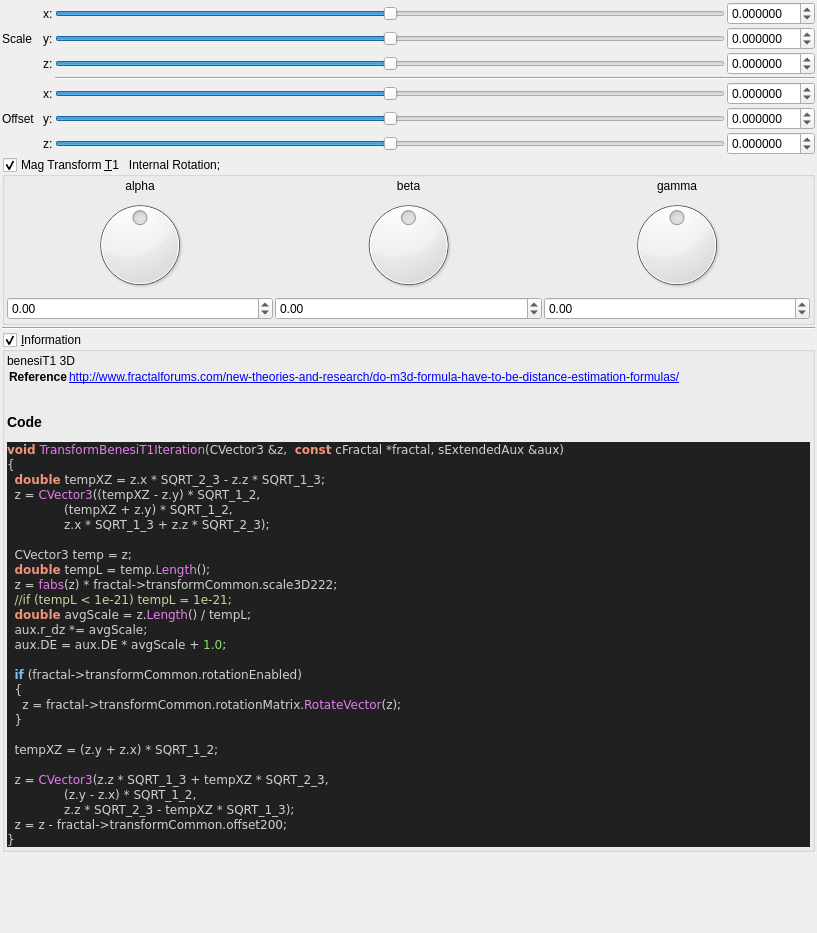
Before: the Qt Designer form mandelbulber2/qt_data/fractal_transf_benesi_T1.ui in buddhi1980/mandelbulber2, drawn with Qt 5.
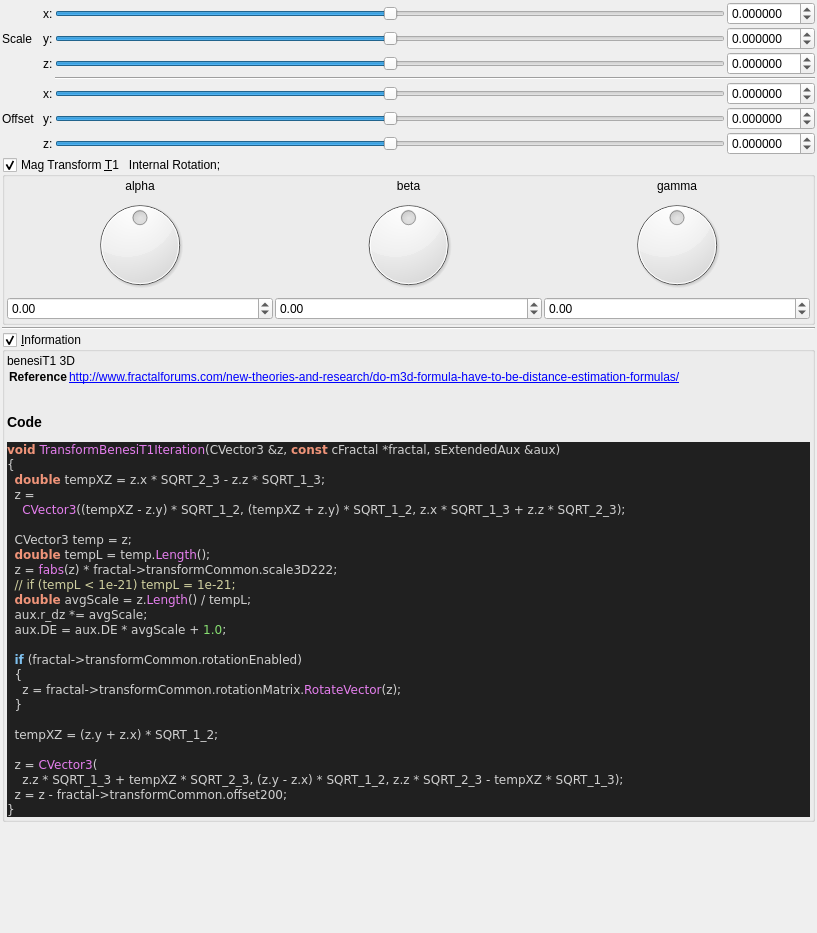
After: the same form once the commit is applied. Custom widgets are drawn as their Qt base class.

Commit message:
source code format for fractal_formulas.cpp
- now complete code base is refactored!
- also regenerated ui files with populateUiInformation.php
- codeStyleCheck.php is now fully functional and can be used auto
refactor the code base (may be a little slow)

```diff
--- a/mandelbulber2/qt_data/fractal_transf_benesi_T1.ui
+++ b/mandelbulber2/qt_data/fractal_transf_benesi_T1.ui
@@ -629,17 +629,16 @@
 &lt;/table&gt;
 &lt;h3&gt;Code&lt;/h3&gt;
 &lt;body style=&quot;background-color:#202020&quot;&gt;
-&lt;pre style=&quot;color:#d0d0d0; background-color:#202020;  font-family:'Courier New',monospace;&quot;&gt;&lt;span style=&quot;color:#f09479; font-weight:bold&quot;&gt;void&lt;/span&gt; &lt;span style=&quot;color:#e47eed&quot;&gt;TransformBenesiT1Iteration&lt;/span&gt;&lt;span style=&quot;color:#d0d0d0&quot;&gt;(&lt;/span&gt;CVector3 &lt;span style=&quot;color:#d0d0d0&quot;&gt;&amp;amp;&lt;/span&gt;z&lt;span style=&quot;color:#d0d0d0&quot;&gt;,&lt;/span&gt;  &lt;span style=&quot;color:#f09479; font-weight:bold&quot;&gt;const&lt;/span&gt; cFractal &lt;span style=&quot;color:#d0d0d0&quot;&gt;*&lt;/span&gt;fractal&lt;span style=&quot;color:#d0d0d0&quot;&gt;,&lt;/span&gt; sExtendedAux &lt;span style=&quot;color:#d0d0d0&quot;&gt;&amp;amp;&lt;/span&gt;aux&lt;span style=&quot;color:#d0d0d0&quot;&gt;)&lt;/span&gt;
+&lt;pre style=&quot;color:#d0d0d0; background-color:#202020;  font-family:'Courier New',monospace;&quot;&gt;&lt;span style=&quot;color:#f09479; font-weight:bold&quot;&gt;void&lt;/span&gt; &lt;span style=&quot;color:#e47eed&quot;&gt;TransformBenesiT1Iteration&lt;/span&gt;&lt;span style=&quot;color:#d0d0d0&quot;&gt;(&lt;/span&gt;CVector3 &lt;span style=&quot;color:#d0d0d0&quot;&gt;&amp;amp;&lt;/span&gt;z&lt;span style=&quot;color:#d0d0d0&quot;&gt;,&lt;/span&gt; &lt;span style=&quot;color:#f09479; font-weight:bold&quot;&gt;const&lt;/span&gt; cFractal &lt;span style=&quot;color:#d0d0d0&quot;&gt;*&lt;/span&gt;fractal&lt;span style=&quot;color:#d0d0d0&quot;&gt;,&lt;/span&gt; sExtendedAux &lt;span style=&quot;color:#d0d0d0&quot;&gt;&amp;amp;&lt;/span&gt;aux&lt;span style=&quot;color:#d0d0d0&quot;&gt;)&lt;/span&gt;
 &lt;span style=&quot;color:#d0d0d0&quot;&gt;{&lt;/span&gt;
   &lt;span style=&quot;color:#f09479; font-weight:bold&quot;&gt;double&lt;/span&gt; tempXZ &lt;span style=&quot;color:#d0d0d0&quot;&gt;=&lt;/span&gt; z&lt;span style=&quot;color:#d0d0d0&quot;&gt;.&lt;/span&gt;x &lt;span style=&quot;color:#d0d0d0&quot;&gt;*&lt;/span&gt; SQRT_2_3 &lt;span style=&quot;color:#d0d0d0&quot;&gt;-&lt;/span&gt; z&lt;span style=&quot;color:#d0d0d0&quot;&gt;.&lt;/span&gt;z &lt;span style=&quot;color:#d0d0d0&quot;&gt;*&lt;/span&gt; SQRT_1_3&lt;span style=&quot;color:#d0d0d0&quot;&gt;;&lt;/span&gt;
-  z &lt;span style=&quot;color:#d0d0d0&quot;&gt;=&lt;/span&gt; &lt;span style=&quot;color:#e47eed&quot;&gt;CVector3&lt;/span&gt;&lt;span style=&quot;color:#d0d0d0&quot;&gt;((&lt;/span&gt;tempXZ &lt;span style=&quot;color:#d0d0d0&quot;&gt;-&lt;/span&gt; z&lt;span style=&quot;color:#d0d0d0&quot;&gt;.&lt;/span&gt;y&lt;span style=&quot;color:#d0d0d0&quot;&gt;) *&lt;/span&gt; SQRT_1_2&lt;span style=&quot;color:#d0d0d0&quot;&gt;,&lt;/span&gt;
-               &lt;span style=&quot;color:#d0d0d0&quot;&gt;(&lt;/span&gt;tempXZ &lt;span style=&quot;color:#d0d0d0&quot;&gt;+&lt;/span&gt; z&lt;span style=&quot;color:#d0d0d0&quot;&gt;.&lt;/span&gt;y&lt;span style=&quot;color:#d0d0d0&quot;&gt;) *&lt;/span&gt; SQRT_1_2&lt;span style=&quot;color:#d0d0d0&quot;&gt;,&lt;/span&gt;
-               z&lt;span style=&quot;color:#d0d0d0&quot;&gt;.&lt;/span&gt;x &lt;span style=&quot;color:#d0d0d0&quot;&gt;*&lt;/span&gt; SQRT_1_3 &lt;span style=&quot;color:#d0d0d0&quot;&gt;+&lt;/span&gt; z&lt;span style=&quot;color:#d0d0d0&quot;&gt;.&lt;/span&gt;z &lt;span style=&quot;color:#d0d0d0&quot;&gt;*&lt;/span&gt; SQRT_2_3&lt;span style=&quot;color:#d0d0d0&quot;&gt;);&lt;/span&gt;
+  z &lt;span style=&quot;color:#d0d0d0&quot;&gt;=&lt;/span&gt;
+    &lt;span style=&quot;color:#e47eed&quot;&gt;CVector3&lt;/span&gt;&lt;span style=&quot;color:#d0d0d0&quot;&gt;((&lt;/span&gt;tempXZ &lt;span style=&quot;color:#d0d0d0&quot;&gt;-&lt;/span&gt; z&lt;span style=&quot;color:#d0d0d0&quot;&gt;.&lt;/span&gt;y&lt;span style=&quot;color:#d0d0d0&quot;&gt;) *&lt;/span&gt; SQRT_1_2&lt;span style=&quot;color:#d0d0d0&quot;&gt;, (&lt;/span&gt;tempXZ &lt;span style=&quot;color:#d0d0d0&quot;&gt;+&lt;/span&gt; z&lt;span style=&quot;color:#d0d0d0&quot;&gt;.&lt;/span&gt;y&lt;span style=&quot;color:#d0d0d0&quot;&gt;) *&lt;/span&gt; SQRT_1_2&lt;span style=&quot;color:#d0d0d0&quot;&gt;,&lt;/span&gt; z&lt;span style=&quot;color:#d0d0d0&quot;&gt;.&lt;/span&gt;x &lt;span style=&quot;color:#d0d0d0&quot;&gt;*&lt;/span&gt; SQRT_1_3 &lt;span style=&quot;color:#d0d0d0&quot;&gt;+&lt;/span&gt; z&lt;span style=&quot;color:#d0d0d0&quot;&gt;.&lt;/span&gt;z &lt;span style=&quot;color:#d0d0d0&quot;&gt;*&lt;/span&gt; SQRT_2_3&lt;span style=&quot;color:#d0d0d0&quot;&gt;);&lt;/span&gt;
 
   CVector3 temp &lt;span style=&quot;color:#d0d0d0&quot;&gt;=&lt;/span&gt; z&lt;span style=&quot;color:#d0d0d0&quot;&gt;;&lt;/span&gt;
   &lt;span style=&quot;color:#f09479; font-weight:bold&quot;&gt;double&lt;/span&gt; tempL &lt;span style=&quot;color:#d0d0d0&quot;&gt;=&lt;/span&gt; temp&lt;span style=&quot;color:#d0d0d0&quot;&gt;.&lt;/span&gt;&lt;span style=&quot;color:#e47eed&quot;&gt;Length&lt;/span&gt;&lt;span style=&quot;color:#d0d0d0&quot;&gt;();&lt;/span&gt;
   z &lt;span style=&quot;color:#d0d0d0&quot;&gt;=&lt;/span&gt; &lt;span style=&quot;color:#e47eed&quot;&gt;fabs&lt;/span&gt;&lt;span style=&quot;color:#d0d0d0&quot;&gt;(&lt;/span&gt;z&lt;span style=&quot;color:#d0d0d0&quot;&gt;) *&lt;/span&gt; fractal&lt;span style=&quot;color:#d0d0d0&quot;&gt;-&amp;gt;&lt;/span&gt;transformCommon&lt;span style=&quot;color:#d0d0d0&quot;&gt;.&lt;/span&gt;scale3D222&lt;span style=&quot;color:#d0d0d0&quot;&gt;;&lt;/span&gt;
-  &lt;span style=&quot;color:#d0d0a0&quot;&gt;//if (tempL &amp;lt; 1e-21) tempL = 1e-21;&lt;/span&gt;
+  &lt;span style=&quot;color:#d0d0a0&quot;&gt;// if (tempL &amp;lt; 1e-21) tempL = 1e-21;&lt;/span&gt;
   &lt;span style=&quot;color:#f09479; font-weight:bold&quot;&gt;double&lt;/span&gt; avgScale &lt;span style=&quot;color:#d0d0d0&quot;&gt;=&lt;/span&gt; z&lt;span style=&quot;color:#d0d0d0&quot;&gt;.&lt;/span&gt;&lt;span style=&quot;color:#e47eed&quot;&gt;Length&lt;/span&gt;&lt;span style=&quot;color:#d0d0d0&quot;&gt;() /&lt;/span&gt; tempL&lt;span style=&quot;color:#d0d0d0&quot;&gt;;&lt;/span&gt;
   aux&lt;span style=&quot;color:#d0d0d0&quot;&gt;.&lt;/span&gt;r_dz &lt;span style=&quot;color:#d0d0d0&quot;&gt;*=&lt;/span&gt; avgScale&lt;span style=&quot;color:#d0d0d0&quot;&gt;;&lt;/span&gt;
   aux&lt;span style=&quot;color:#d0d0d0&quot;&gt;.&lt;/span&gt;DE &lt;span style=&quot;color:#d0d0d0&quot;&gt;=&lt;/span&gt; aux&lt;span style=&quot;color:#d0d0d0&quot;&gt;.&lt;/span&gt;DE &lt;span style=&quot;color:#d0d0d0&quot;&gt;*&lt;/span&gt; avgScale &lt;span style=&quot;color:#d0d0d0&quot;&gt;+&lt;/span&gt; &lt;span style=&quot;color:#87df71&quot;&gt;1.0&lt;/span&gt;&lt;span style=&quot;color:#d0d0d0&quot;&gt;;&lt;/span&gt;
@@ -651,9 +650,8 @@
 
   tempXZ &lt;span style=&quot;color:#d0d0d0&quot;&gt;= (&lt;/span&gt;z&lt;span style=&quot;color:#d0d0d0&quot;&gt;.&lt;/span&gt;y &lt;span style=&quot;color:#d0d0d0&quot;&gt;+&lt;/span&gt; z&lt;span style=&quot;color:#d0d0d0&quot;&gt;.&lt;/span&gt;x&lt;span style=&quot;color:#d0d0d0&quot;&gt;) *&lt;/span&gt; SQRT_1_2&lt;span style=&quot;color:#d0d0d0&quot;&gt;;&lt;/span&gt;
 
-  z &lt;span style=&quot;color:#d0d0d0&quot;&gt;=&lt;/span&gt; &lt;span style=&quot;color:#e47eed&quot;&gt;CVector3&lt;/span&gt;&lt;span style=&quot;color:#d0d0d0&quot;&gt;(&lt;/span&gt;z&lt;span style=&quot;color:#d0d0d0&quot;&gt;.&lt;/span&gt;z &lt;span style=&quot;color:#d0d0d0&quot;&gt;*&lt;/span&gt; SQRT_1_3 &lt;span style=&quot;color:#d0d0d0&quot;&gt;+&lt;/span&gt; tempXZ &lt;span style=&quot;color:#d0d0d0&quot;&gt;*&lt;/span&gt; SQRT_2_3&lt;span style=&quot;color:#d0d0d0&quot;&gt;,&lt;/span&gt;
-               &lt;span style=&quot;color:#d0d0d0&quot;&gt;(&lt;/span&gt;z&lt;span style=&quot;color:#d0d0d0&quot;&gt;.&lt;/span&gt;y &lt;span style=&quot;color:#d0d0d0&quot;&gt;-&lt;/span&gt; z&lt;span style=&quot;color:#d0d0d0&quot;&gt;.&lt;/span&gt;x&lt;span style=&quot;color:#d0d0d0&quot;&gt;) *&lt;/span&gt; SQRT_1_2&lt;span style=&quot;color:#d0d0d0&quot;&gt;,&lt;/span&gt;
-               z&lt;span style=&quot;color:#d0d0d0&quot;&gt;.&lt;/span&gt;z &lt;span style=&quot;color:#d0d0d0&quot;&gt;*&lt;/span&gt; SQRT_2_3 &lt;span style=&quot;color:#d0d0d0&quot;&gt;-&lt;/span&gt; tempXZ &lt;span style=&quot;color:#d0d0d0&quot;&gt;*&lt;/span&gt; SQRT_1_3&lt;span style=&quot;color:#d0d0d0&quot;&gt;);&lt;/span&gt;
+  z &lt;span style=&quot;color:#d0d0d0&quot;&gt;=&lt;/span&gt; &lt;span style=&quot;color:#e47eed&quot;&gt;CVector3&lt;/span&gt;&lt;span style=&quot;color:#d0d0d0&quot;&gt;(&lt;/span&gt;
+    z&lt;span style=&quot;color:#d0d0d0&quot;&gt;.&lt;/span&gt;z &lt;span style=&quot;color:#d0d0d0&quot;&gt;*&lt;/span&gt; SQRT_1_3 &lt;span style=&quot;color:#d0d0d0&quot;&gt;+&lt;/span&gt; tempXZ &lt;span style=&quot;color:#d0d0d0&quot;&gt;*&lt;/span&gt; SQRT_2_3&lt;span style=&quot;color:#d0d0d0&quot;&gt;, (&lt;/span&gt;z&lt;span style=&quot;color:#d0d0d0&quot;&gt;.&lt;/span&gt;y &lt;span style=&quot;color:#d0d0d0&quot;&gt;-&lt;/span&gt; z&lt;span style=&quot;color:#d0d0d0&quot;&gt;.&lt;/span&gt;x&lt;span style=&quot;color:#d0d0d0&quot;&gt;) *&lt;/span&gt; SQRT_1_2&lt;span style=&quot;color:#d0d0d0&quot;&gt;,&lt;/span&gt; z&lt;span style=&quot;color:#d0d0d0&quot;&gt;.&lt;/span&gt;z &lt;span style=&quot;color:#d0d0d0&quot;&gt;*&lt;/span&gt; SQRT_2_3 &lt;span style=&quot;color:#d0d0d0&quot;&gt;-&lt;/span&gt; tempXZ &lt;span style=&quot;color:#d0d0d0&quot;&gt;*&lt;/span&gt; SQRT_1_3&lt;span style=&quot;color:#d0d0d0&quot;&gt;);&lt;/span&gt;
   z &lt;span style=&quot;color:#d0d0d0&quot;&gt;=&lt;/span&gt; z &lt;span style=&quot;color:#d0d0d0&quot;&gt;-&lt;/span&gt; fractal&lt;span style=&quot;color:#d0d0d0&quot;&gt;-&amp;gt;&lt;/span&gt;transformCommon&lt;span style=&quot;color:#d0d0d0&quot;&gt;.&lt;/span&gt;offset200&lt;span style=&quot;color:#d0d0d0&quot;&gt;;&lt;/span&gt;
 &lt;span style=&quot;color:#d0d0d0&quot;&gt;}&lt;/span&gt;
 &lt;/pre&gt;
```
The commit also changes 101 other files.
